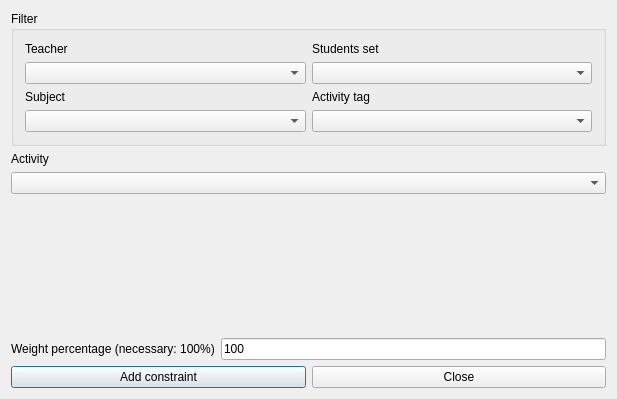
This is fet/src/interface/addconstraintactivitybeginsteachersdayform_template.ui in vonmecheln/fet as Qt 5 draws it before an edit. The edited form follows.
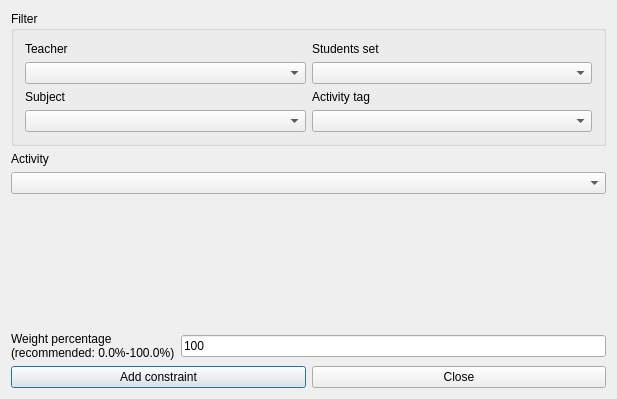
This is the edited form.

What changed in the file:
```diff
--- a/fet/src/interface/addconstraintactivitybeginsteachersdayform_template.ui
+++ b/fet/src/interface/addconstraintactivitybeginsteachersdayform_template.ui
@@ -135,7 +135,8 @@
         <enum>QFrame::Plain</enum>
        </property>
        <property name="text">
-        <string>Weight percentage (necessary: 100%)</string>
+        <string>Weight percentage
+(recommended: 0.0%-100.0%)</string>
        </property>
        <property name="wordWrap">
         <bool>false</bool>
```
